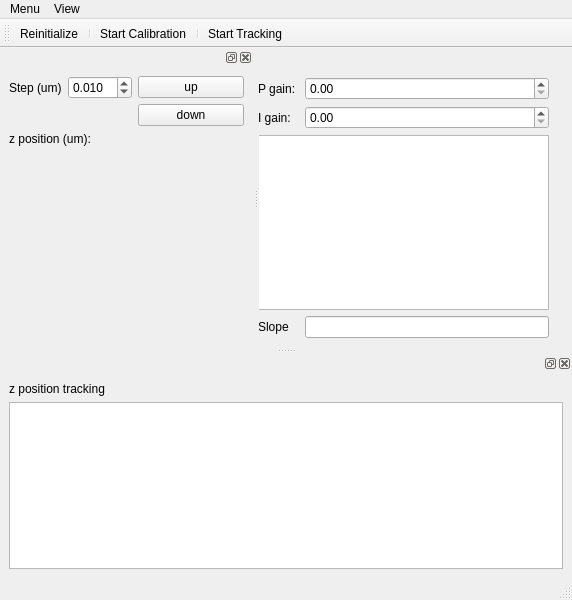
First picture: the form in gui/focus/ui_focus.ui, repository fbarho/qudi-cbs, before the edit.
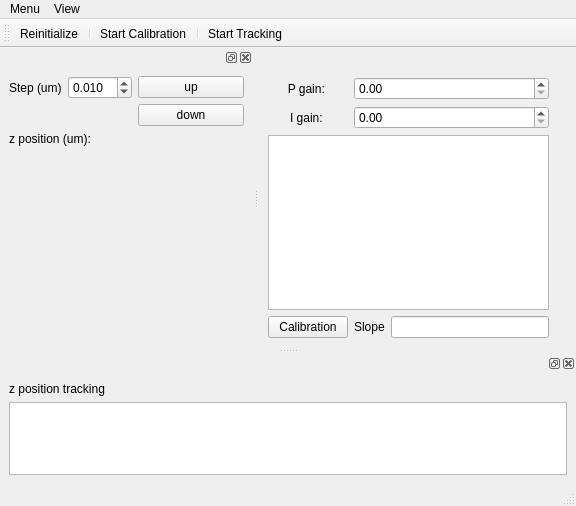
Second picture: the form after the edit. Custom widgets are drawn as their Qt base class.

The edit to the form file:
```diff
--- a/gui/focus/ui_focus.ui
+++ b/gui/focus/ui_focus.ui
@@ -6,8 +6,8 @@
    <rect>
     <x>0</x>
     <y>0</y>
-    <width>572</width>
-    <height>600</height>
+    <width>576</width>
+    <height>506</height>
    </rect>
   </property>
   <property name="windowTitle">
@@ -17,46 +17,59 @@
    <widget class="QWidget" name="gridLayoutWidget">
     <property name="geometry">
      <rect>
-      <x>-1</x>
+      <x>9</x>
       <y>29</y>
-      <width>291</width>
+      <width>281</width>
       <height>261</height>
      </rect>
     </property>
     <layout class="QGridLayout" name="gridLayout_2">
-     <item row="0" column="2">
-      <widget class="QDoubleSpinBox" name="Pgain_doubleSpinBox"/>
-     </item>
-     <item row="1" column="0" colspan="2">
+     <item row="1" column="0">
       <widget class="QLabel" name="exposure_Label_2">
        <property name="text">
         <string>I gain: </string>
        </property>
+       <property name="alignment">
+        <set>Qt::AlignCenter</set>
+       </property>
       </widget>
      </item>
-     <item row="3" column="2">
+     <item row="3" column="3">
       <widget class="QLineEdit" name="slope_lineEdit"/>
      </item>
-     <item row="1" column="2">
+     <item row="0" column="1" colspan="3">
+      <widget class="QDoubleSpinBox" name="Pgain_doubleSpinBox"/>
+     </item>
+     <item row="1" column="1" colspan="3">
       <widget class="QDoubleSpinBox" name="Igain_doubleSpinBox"/>
      </item>
-     <item row="2" column="0" colspan="3">
-      <widget class="PlotWidget" name="Calibration_QtPlot"/>
-     </item>
-     <item row="0" column="0" colspan="2">
-      <widget class="QLabel" name="exposure_Label">
-       <property name="text">
-        <string>P gain: </string>
-       </property>
-      </widget>
-     </item>
-     <item row="3" column="0" colspan="2">
+     <item row="3" column="1" colspan="2">
       <widget class="QLabel" name="exposure_Label_3">
        <property name="text">
         <string>Slope</string>
        </property>
       </widget>
      </item>
+     <item row="0" column="0">
+      <widget class="QLabel" name="exposure_Label">
+       <property name="text">
+        <string>P gain: </string>
+       </property>
+       <property name="alignment">
+        <set>Qt::AlignCenter</set>
+       </property>
+      </widget>
+     </item>
+     <item row="3" column="0">
+      <widget class="QPushButton" name="Calibration_pushButton">
+       <property name="text">
+        <string>Calibration</string>
+       </property>
+      </widget>
+     </item>
+     <item row="2" column="0" colspan="4">
+      <widget class="PlotWidget" name="Calibration_PlotWidget"/>
+     </item>
     </layout>
    </widget>
   </widget>
@@ -65,7 +78,7 @@
     <rect>
      <x>0</x>
      <y>0</y>
-     <width>572</width>
+     <width>576</width>
      <height>20</height>
     </rect>
    </property>
@@ -200,7 +213,7 @@
    </attribute>
    <addaction name="piezo_init_Action"/>
    <addaction name="separator"/>
-   <addaction name="actionStart_Calibration"/>
+   <addaction name="Calibration_Action"/>
    <addaction name="separator"/>
    <addaction name="tracking_Action"/>
   </widget>
@@ -269,7 +282,7 @@
     <string>Start Tracking</string>
    </property>
   </action>
-  <action name="actionStart_Calibration">
+  <action name="Calibration_Action">
    <property name="checkable">
     <bool>true</bool>
    </property>
```
Left out of the diff: 2 changed lines with no effect on the pictures.
